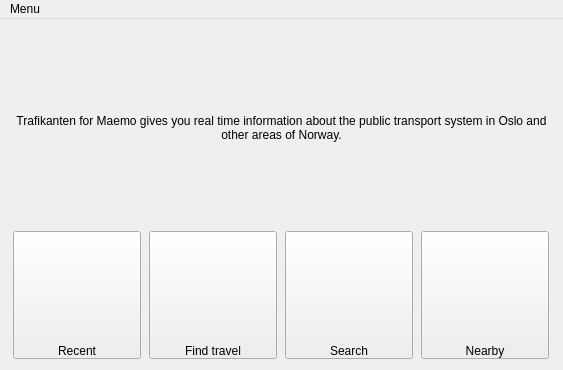
Qt form trafikantenwindow.ui (dragly/trafikanten-maemo) before a commit.
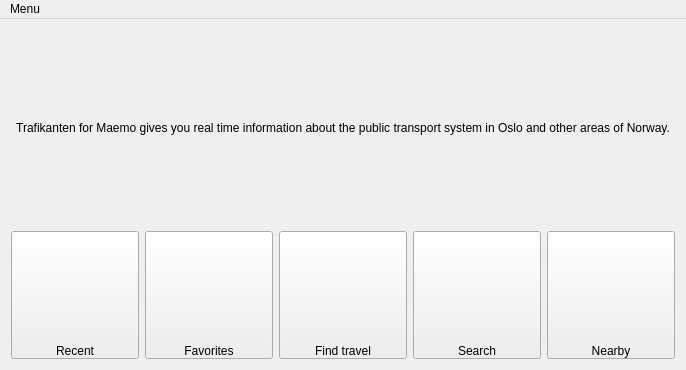
The same form after that commit. Icons and pictures are not drawn.

Commit message: Added recent and favorite searches.

```diff
--- a/trafikantenwindow.ui
+++ b/trafikantenwindow.ui
@@ -87,6 +87,34 @@
         </property>
        </widget>
       </item>
+      <item>
+       <widget class="QPushButton" name="btnFavorites">
+        <property name="minimumSize">
+         <size>
+          <width>128</width>
+          <height>128</height>
+         </size>
+        </property>
+        <property name="maximumSize">
+         <size>
+          <width>128</width>
+          <height>128</height>
+         </size>
+        </property>
+        <property name="styleSheet">
+         <string notr="true">QPushButton {
+border-image: url(:/images/recent.png);
+text-align: bottom center;
+}
+QPushButton::pressed {
+border-image: url(:/images/recent-pressed.png);
+}</string>
+        </property>
+        <property name="text">
+         <string>Favorites</string>
+        </property>
+       </widget>
+      </item>
       <item>
        <widget class="QPushButton" name="btnRouting">
         <property name="minimumSize">
```
Left out of the diff: 2 changed lines with no effect on the pictures. The commit also changes 16 other files.
